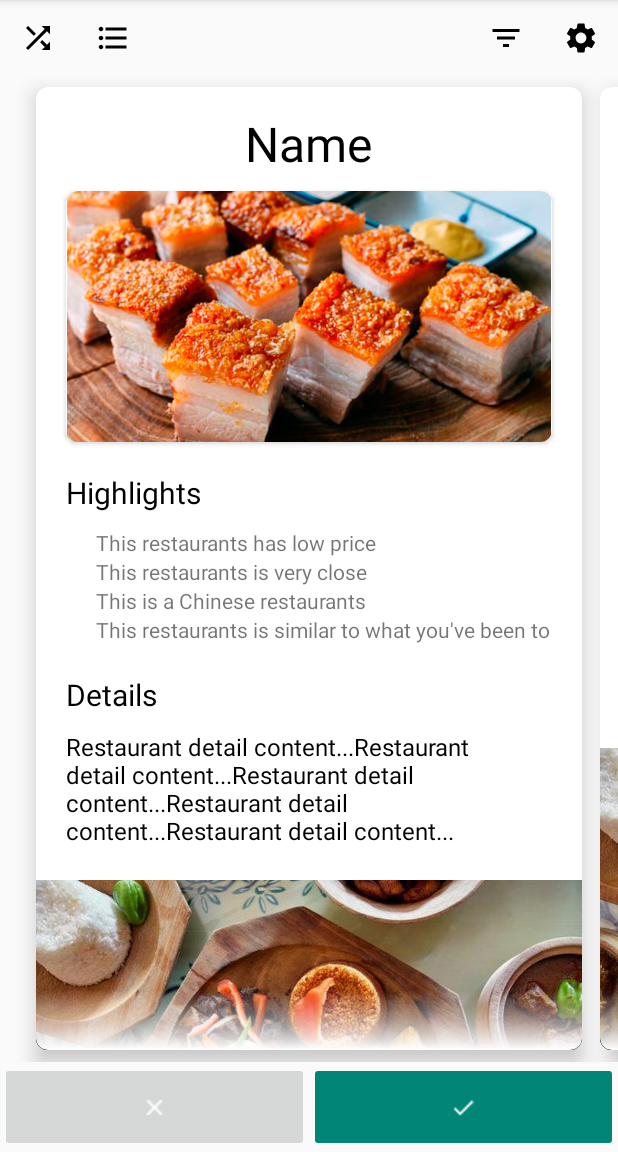
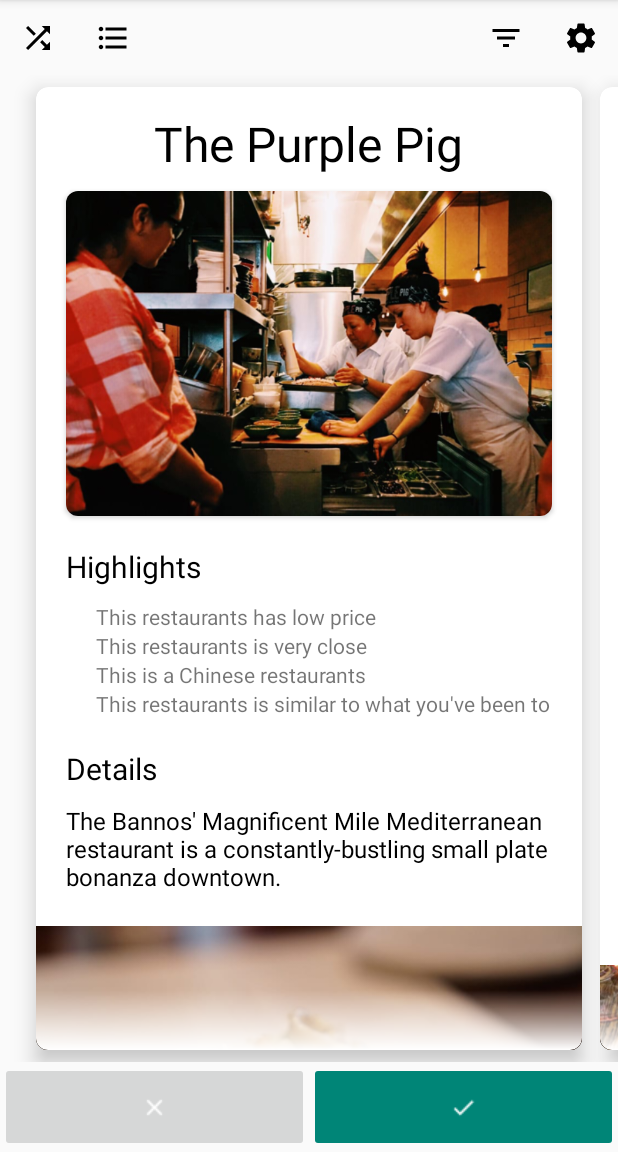
Before and after one commit to jessiekc/SimpleFood, an Android app: the screen it shows after launch (MainActivity), on a phone screen of 412 x 824 dp, the part 84-1236 px from its top. Run offline under Robolectric (Android 15) with nearby library versions, the phone set to English and light mode, and no system bars.

Commit message:
fixed ui

```diff
--- a/app/src/main/java/com/cityscholar/cs465/simplefood/ExampleRestaurants.java
+++ b/app/src/main/java/com/cityscholar/cs465/simplefood/ExampleRestaurants.java
@@ -10,27 +10,29 @@ public class ExampleRestaurants {
             "This restaurants is similar to what you've been to");
     public static final List<Restaurant> RESTAURANTS = Arrays.asList(
             new Restaurant.Builder()
-                    .setName("Name")
-                    .setCover(R.drawable.restaurant_img1)
+                    .setName("The Purple Pig")
+                    .setCover(R.drawable.restaurant1_img)
                     .putHighlight(FilterType.PRICE, highlights.get(FilterType.PRICE))
                     .putHighlight(FilterType.DISTANCE, highlights.get(FilterType.DISTANCE))
                     .putHighlight(FilterType.CUISINE, highlights.get(FilterType.CUISINE))
                     .putHighlight(FilterType.FAMILIARITY, highlights.get(FilterType.FAMILIARITY))
-                    .appendDetail("Restaurant detail content...Restaurant detail content...Restaurant detail content...Restaurant detail content...Restaurant detail content...")
-                    .appendDetail(R.drawable.restaurant_detail_img1, "IMG1")
-                    .appendDetail(R.drawable.restaurant_detail_img2, "IMG2")
+                    .appendDetail("The Bannos' Magnificent Mile Mediterranean restaurant is a constantly-bustling small plate bonanza downtown.")
+                    .appendDetail(R.drawable.restaurant1_detail_img1, "Calamari Salad")
+                    .appendDetail(R.drawable.restaurant1_detail_img2, "Crispy Pig’s Ears")
                     .build(),
             new Restaurant.Builder()
-                    .setName("Name")
-                    .setCover(R.drawable.restaurant_img1)
+                    .setName("Frontera Grill")
+                    .setCover(R.drawable.restaurant2_img)
                     .putHighlight(FilterType.PRICE, highlights.get(FilterType.PRICE))
                     .putHighlight(FilterType.DISTANCE, highlights.get(FilterType.DISTANCE))
                     .putHighlight(FilterType.CUISINE, highlights.get(FilterType.CUISINE))
                     .putHighlight(FilterType.FAMILIARITY, highlights.get(FilterType.FAMILIARITY))
-                    .appendDetail(R.drawable.restaurant_detail_img1, "IMG1")
-                    .appendDetail("Restaurant detail content...Restaurant detail content...Restaurant detail content...Restaurant detail content...Restaurant detail content...")
-                    .appendDetail("Restaurant detail content...Restaurant detail content...Restaurant detail content...Restaurant detail content...Restaurant detail content...")
-                    .appendDetail(R.drawable.restaurant_detail_img2, "IMG2")
+                    .appendDetail("The Mexican restaurant that started it all for Rick Bayless continues to endure after nearly three decades in River North.")
+                    .appendDetail(R.drawable.restaurant2_detail_img1, "Elote")
+                    .appendDetail(R.drawable.restaurant2_detail_img2, "Frontera Ceviche")
                     .build()
+
+
             );
+
 }
--- a/app/src/main/res/layout/activity_summary_view.xml
+++ b/app/src/main/res/layout/activity_summary_view.xml
@@ -58,7 +58,8 @@
     <RelativeLayout
         android:layout_width="match_parent"
         android:layout_height="0dp"
-        app:layout_constraintTop_toBottomOf="@id/buttonSettings">
+        app:layout_constraintTop_toBottomOf="@id/buttonSettings"
+        app:layout_constraintBottom_toBottomOf="parent">
 
         <android.support.v7.widget.RecyclerView
             xmlns:android="http://schemas.android.com/apk/res/android"
```
Also changed, not shown: app/src/main/res/drawable/restaurant1_detail_img1.png (added), app/src/main/res/drawable/restaurant1_detail_img2.png (added), app/src/main/res/drawable/restaurant1_img.png (added), app/src/main/res/drawable/restaurant2_detail_img1.png (added), app/src/main/res/drawable/restaurant2_detail_img2.png (added), app/src/main/res/drawable/restaurant2_img.png (added), app/src/main/res/drawable/restaurant_detail_img2.jpg (deleted), app/src/main/res/drawable/restaurant_img1.jpg (deleted).
